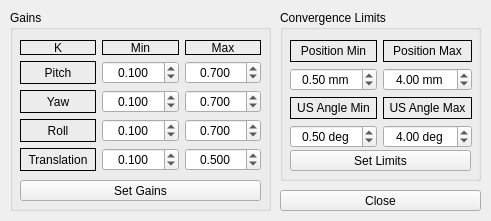
First picture: the form in ControllerWidget/gainswidget.ui, repository adegirmenci/HBL-ICEbot, before the edit.
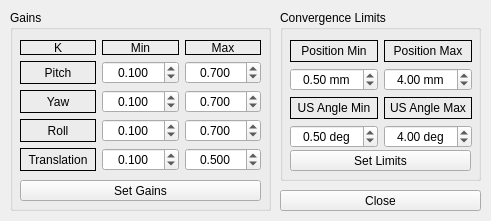
Second picture: the form after the edit.

```diff
--- a/ControllerWidget/gainswidget.ui
+++ b/ControllerWidget/gainswidget.ui
@@ -394,7 +394,7 @@
         <string notr="true"> mm</string>
        </property>
        <property name="maximum">
-        <double>1000.000000000000000</double>
+        <double>500.000000000000000</double>
        </property>
        <property name="singleStep">
         <double>0.500000000000000</double>
```
